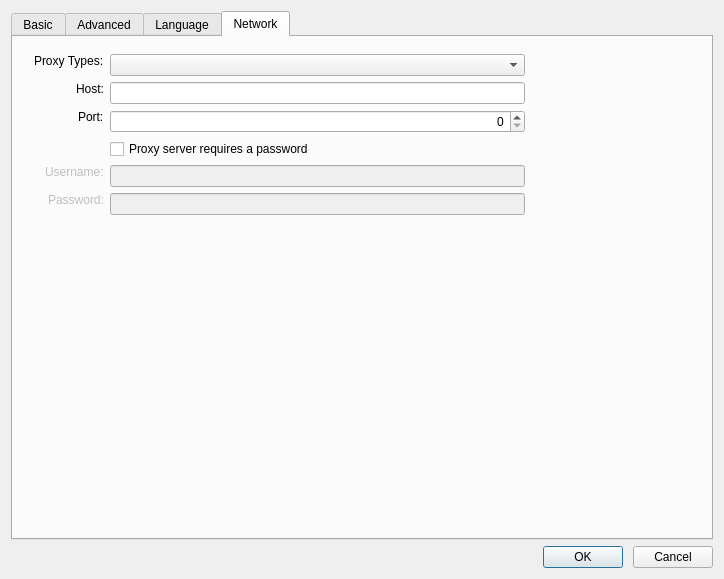
Old version of the form ui/settings-dialog.ui in the repository haiwen/seafile-client.
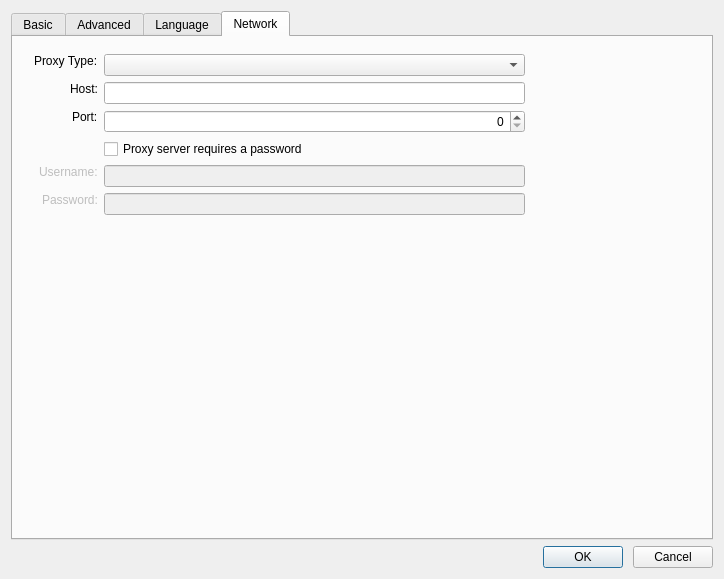
New version of the form.

The edit to the form file:
```diff
--- a/ui/settings-dialog.ui
+++ b/ui/settings-dialog.ui
@@ -272,7 +272,7 @@
              </size>
             </property>
             <property name="text">
-             <string>Proxy Types:</string>
+             <string>Proxy Type:</string>
             </property>
             <property name="alignment">
              <set>Qt::AlignLeading|Qt::AlignLeft|Qt::AlignVCenter</set>
```
